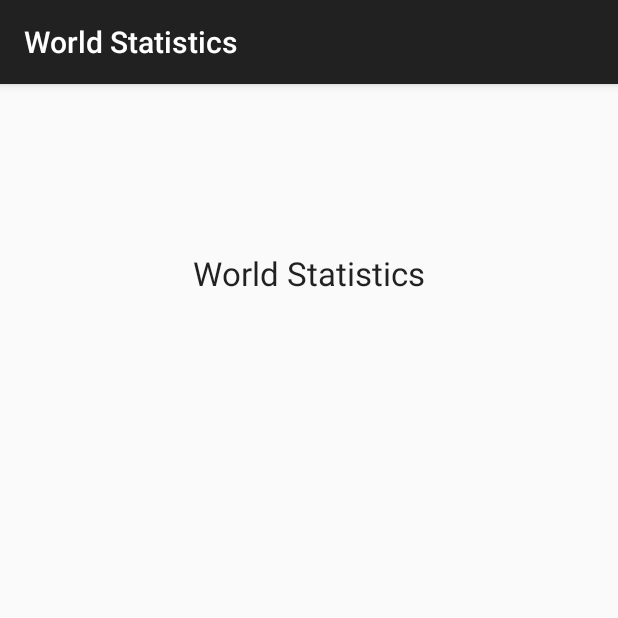
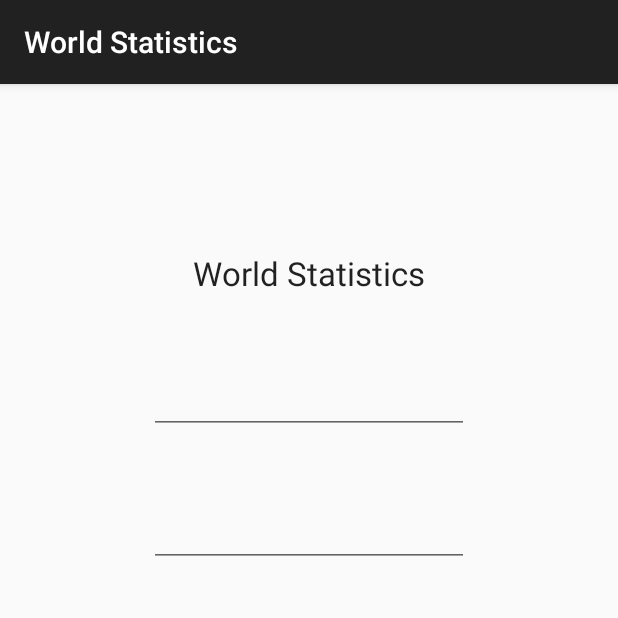
Before and after one commit to leebui99/Database, an Android app: the fragment LoginRegisterFragment shown on its own in the app's theme, on a phone screen of 412 x 824 dp, the top half of it. Run offline under Robolectric (Android 15) with nearby library versions, the phone set to English and light mode, and no system bars.

```diff
--- a/app/src/main/res/layout/fragment_login_register.xml
+++ b/app/src/main/res/layout/fragment_login_register.xml
@@ -10,8 +10,28 @@
         android:layout_height="wrap_content"
         android:textAppearance="?android:attr/textAppearanceLarge"
         android:text="@string/projectName"
-        android:id="@+id/textView"
+        android:id="@+id/projectNam"
         android:layout_alignParentTop="true"
         android:layout_centerHorizontal="true"
         android:layout_marginTop="111dp"/>
+
+    <EditText
+        android:layout_width="wrap_content"
+        android:layout_height="wrap_content"
+        android:inputType="textEmailAddress"
+        android:ems="10"
+        android:id="@+id/editText"
+        android:layout_below="@+id/projectNam"
+        android:layout_centerHorizontal="true"
+        android:layout_marginTop="47dp"/>
+
+    <EditText
+        android:layout_width="wrap_content"
+        android:layout_height="wrap_content"
+        android:inputType="textPassword"
+        android:ems="10"
+        android:id="@+id/editText2"
+        android:layout_below="@+id/editText"
+        android:layout_centerHorizontal="true"
+        android:layout_marginTop="43dp"/>
 </RelativeLayout>
```
